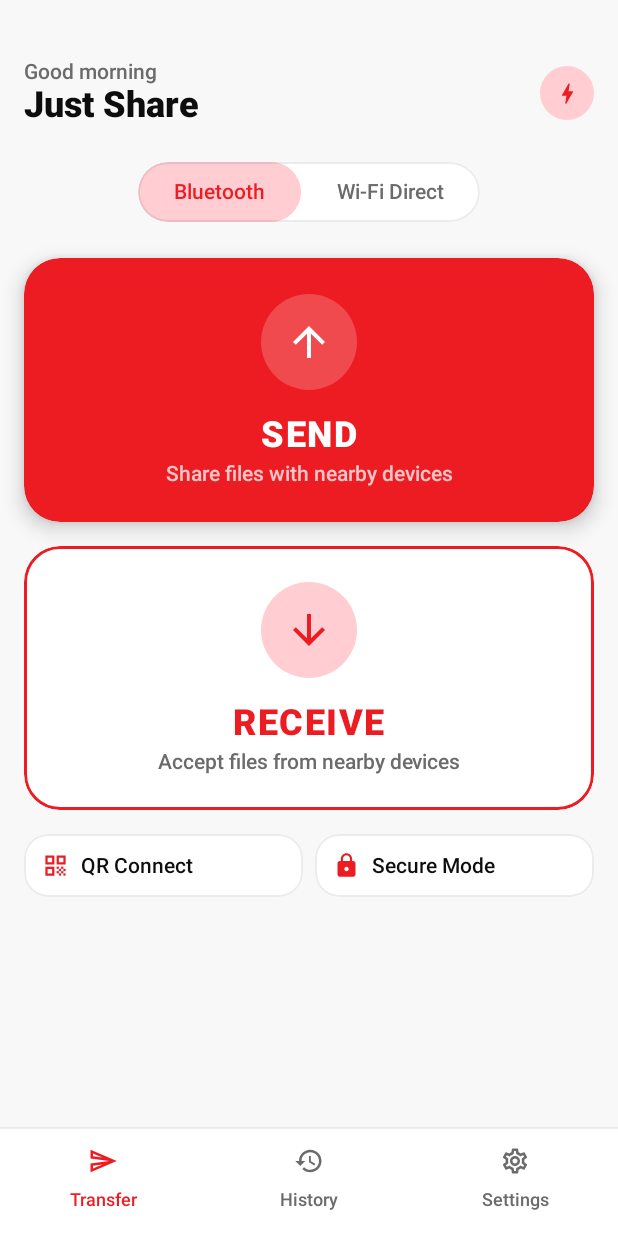
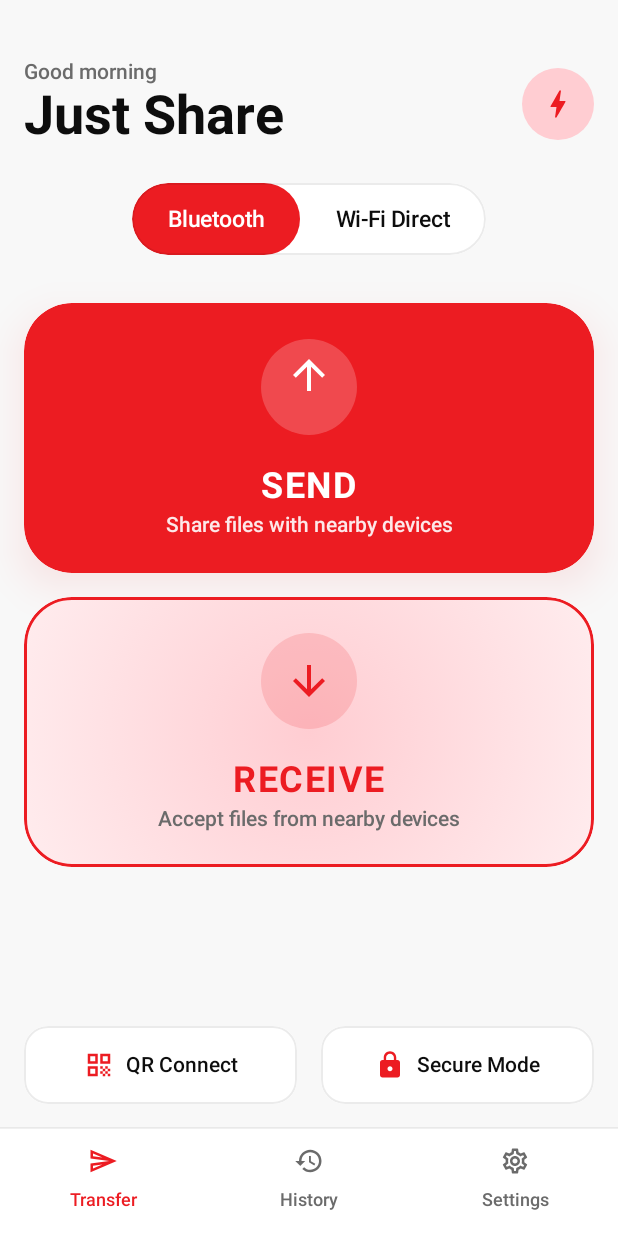
Before and after one commit to SaiDheerajPeketi/Just-Share, an Android app built with Jetpack Compose: the HomeScreen screen opened through its navigation route, on a phone screen of 412 x 824 dp. Run offline under Robolectric (Android 15) with nearby library versions, the light colour scheme and no system bars; our stand-ins replace Dagger/Hilt's generated code, Timber.

Commit message:
Redesign HomeScreen to match mockup with animated arrows and gradient shaders

```diff
--- a/app/src/main/java/com/invincible/jedishare/ui/screens/HomeScreen.kt
+++ b/app/src/main/java/com/invincible/jedishare/ui/screens/HomeScreen.kt
@@ -1,7 +1,7 @@
 package com.invincible.jedishare.ui.screens
 
 import com.invincible.jedishare.presentation.TransferViewModel
-import androidx.compose.animation.core.animateFloatAsState
+import androidx.compose.animation.core.*
 import androidx.compose.foundation.background
 import androidx.compose.foundation.border
 import androidx.compose.foundation.clickable
@@ -18,7 +18,6 @@ import androidx.compose.material.icons.filled.ArrowDownward
 import androidx.compose.material.icons.filled.ArrowUpward
 import androidx.compose.material.icons.filled.Lock
 import androidx.compose.material.icons.filled.QrCode
-import androidx.compose.material.icons.filled.Shield
 import androidx.compose.material.icons.filled.Bolt
 import androidx.compose.runtime.Composable
 import androidx.compose.runtime.getValue
@@ -29,6 +28,7 @@ import androidx.compose.ui.Alignment
 import androidx.compose.ui.Modifier
 import androidx.compose.ui.draw.clip
 import androidx.compose.ui.draw.shadow
+import androidx.compose.ui.graphics.Brush
 import androidx.compose.ui.graphics.Color
 import androidx.compose.ui.graphics.graphicsLayer
 import androidx.compose.ui.text.font.FontWeight
@@ -75,6 +75,26 @@ fun HomeScreen(
     val colors = JediShareTheme.colors
     var transferMethod by remember { mutableStateOf("bt") }
 
+    val infiniteTransition = rememberInfiniteTransition(label = "arrow_anim")
+    val upArrowOffset by infiniteTransition.animateFloat(
+        initialValue = 0f,
+        targetValue = -8f,
+        animationSpec = infiniteRepeatable(
+            animation = tween(800, easing = FastOutSlowInEasing),
+            repeatMode = RepeatMode.Reverse
+        ),
+        label = "up_arrow"
+    )
+    val downArrowOffset by infiniteTransition.animateFloat(
+        initialValue = -8f,
+        targetValue = 0f,
+        animationSpec = infiniteRepeatable(
+            animation = tween(800, easing = FastOutSlowInEasing),
+            repeatMode = RepeatMode.Reverse
+        ),
+        label = "down_arrow"
+    )
+
     Column(
         modifier = Modifier
             .fillMaxSize()
@@ -92,11 +112,11 @@ fun HomeScreen(
             ) {
                 Column {
                     Text(text = "Good morning", style = MaterialTheme.typography.body2, color = colors.mutedFg)
-                    Text(text = "Just Share", style = MaterialTheme.typography.h2, color = colors.black)
+                    Text(text = "Just Share", style = MaterialTheme.typography.h1.copy(fontWeight = FontWeight.Bold), color = colors.black)
                 }
                 Box(
                     modifier = Modifier
-                        .size(36.dp)
+                        .size(48.dp)
                         .background(colors.lightRed, CircleShape)
                         .clickable(
                             interactionSource = remember { MutableInteractionSource() },
@@ -105,7 +125,7 @@ fun HomeScreen(
                         ),
                     contentAlignment = Alignment.Center
                 ) {
-                    Icon(Icons.Default.Bolt, contentDescription = "Scan QR", tint = colors.red, modifier = Modifier.size(18.dp))
+                    Icon(Icons.Default.Bolt, contentDescription = "Scan QR", tint = colors.red, modifier = Modifier.size(24.dp))
                 }
             }
 
@@ -119,7 +139,7 @@ fun HomeScreen(
                 Row(
                     modifier = Modifier
                         .clip(RoundedCornerShape(24.dp))
-                        .background(colors.cardBg)
+                        .background(Color.White)
                         .border(1.dp, colors.border, RoundedCornerShape(24.dp))
                 ) {
                     Box(
@@ -128,11 +148,11 @@ fun HomeScreen(
                                 interactionSource = remember { MutableInteractionSource() },
                                 indication = null
                             ) { transferMethod = "bt" }
-                            .background(if (transferMethod == "bt") colors.lightRed else Color.Transparent, RoundedCornerShape(24.dp))
-                            .padding(horizontal = 24.dp, vertical = 8.dp),
+                            .background(if (transferMethod == "bt") colors.red else Color.Transparent, RoundedCornerShape(24.dp))
+                            .padding(horizontal = 24.dp, vertical = 12.dp),
                         contentAlignment = Alignment.Center
                     ) {
-                        Text("Bluetooth", color = if (transferMethod == "bt") colors.red else colors.mutedFg, fontSize = 14.sp, fontWeight = FontWeight.SemiBold)
+                        Text("Bluetooth", color = if (transferMethod == "bt") Color.White else colors.black, fontSize = 15.sp, fontWeight = FontWeight.SemiBold)
                     }
                     Box(
                         modifier = Modifier
@@ -140,16 +160,16 @@ fun HomeScreen(
                                 interactionSource = remember { MutableInteractionSource() },
                                 indication = null
                             ) { transferMethod = "wifi" }
-                            .background(if (transferMethod == "wifi") colors.lightRed else Color.Transparent, RoundedCornerShape(24.dp))
-                            .padding(horizontal = 24.dp, vertical = 8.dp),
+                            .background(if (transferMethod == "wifi") colors.red else Color.Transparent, RoundedCornerShape(24.dp))
+                            .padding(horizontal = 24.dp, vertical = 12.dp),
                         contentAlignment = Alignment.Center
                     ) {
-                        Text("Wi-Fi Direct", color = if (transferMethod == "wifi") colors.red else colors.mutedFg, fontSize = 14.sp, fontWeight = FontWeight.SemiBold)
+                        Text("Wi-Fi Direct", color = if (transferMethod == "wifi") Color.White else colors.black, fontSize = 15.sp, fontWeight = FontWeight.SemiBold)
                     }
                 }
             }
 
-            Spacer(modifier = Modifier.height(24.dp))
+            Spacer(modifier = Modifier.height(32.dp))
 
             // SEND Card
             CardButton(
@@ -159,15 +179,17 @@ fun HomeScreen(
                 },
                 modifier = Modifier
                     .fillMaxWidth()
-                    .shadow(8.dp, RoundedCornerShape(24.dp))
-                    .clip(RoundedCornerShape(24.dp))
+                    .height(180.dp)
+                    .shadow(16.dp, RoundedCornerShape(32.dp), spotColor = colors.red.copy(alpha = 0.5f))
+                    .clip(RoundedCornerShape(32.dp))
             ) {
                 Column(
                     modifier = Modifier
-                        .fillMaxWidth()
+                        .fillMaxSize()
                         .background(colors.red)
                         .padding(24.dp),
-                    horizontalAlignment = Alignment.CenterHorizontally
+                    horizontalAlignment = Alignment.CenterHorizontally,
+                    verticalArrangement = Arrangement.Center
                 ) {
                     Box(
                         modifier = Modifier
@@ -175,11 +197,16 @@ fun HomeScreen(
                             .background(Color.White.copy(alpha = 0.2f), CircleShape),
                         contentAlignment = Alignment.Center
                     ) {
-                        Icon(Icons.Default.ArrowUpward, contentDescription = null, tint = Color.White, modifier = Modifier.size(32.dp))
+                        Icon(
+                            Icons.Default.ArrowUpward,
+                            contentDescription = null,
+                            tint = Color.White,
+                            modifier = Modifier.size(32.dp).offset(y = upArrowOffset.dp)
+                        )
                     }
-                    Spacer(modifier = Modifier.height(16.dp))
-                    Text(text = "SEND", style = MaterialTheme.typography.h2, color = Color.White, letterSpacing = 1.sp)
-                    Text(text = "Share files with nearby devices", style = MaterialTheme.typography.body2, color = Color.White.copy(alpha = 0.75f), modifier = Modifier.padding(top = 4.dp))
+                    Spacer(modifier = Modifier.height(20.dp))
+                    Text(text = "SEND", style = MaterialTheme.typography.h2.copy(fontWeight = FontWeight.Bold), color = Color.White, letterSpacing = 1.sp)
+                    Text(text = "Share files with nearby devices", style = MaterialTheme.typography.body2, color = Color.White.copy(alpha = 0.9f), modifier = Modifier.padding(top = 4.dp))
                 }
             }
 
@@ -193,66 +220,85 @@ fun HomeScreen(
                 },
                 modifier = Modifier
                     .fillMaxWidth()
-                    .clip(RoundedCornerShape(24.dp))
+                    .height(180.dp)
+                    .clip(RoundedCornerShape(32.dp))
             ) {
+                // Shader gradient background for Receive card
+                val radialGradient = Brush.radialGradient(
+                    colors = listOf(colors.lightRed, Color.White),
+                    radius = 500f
+                )
+
                 Column(
                     modifier = Modifier
-                        .fillMaxWidth()
-                        .background(colors.cardBg)
-                        .border(2.dp, colors.red, RoundedCornerShape(24.dp))
+                        .fillMaxSize()
+                        .background(Color.White)
+                        .border(2.dp, colors.red, RoundedCornerShape(32.dp))
+                        .background(radialGradient)
                         .padding(24.dp),
-                    horizontalAlignment = Alignment.CenterHorizontally
+                    horizontalAlignment = Alignment.CenterHorizontally,
+                    verticalArrangement = Arrangement.Center
                 ) {
                     Box(
                         modifier = Modifier
                             .size(64.dp)
-                            .background(colors.lightRed, CircleShape),
+                            .background(colors.red.copy(alpha = 0.15f), CircleShape),
                         contentAlignment = Alignment.Center
                     ) {
-                        Icon(Icons.Default.ArrowDownward, contentDescription = null, tint = colors.red, modifier = Modifier.size(32.dp))
+                        Icon(
+                            Icons.Default.ArrowDownward,
+                            contentDescription = null,
+                            tint = colors.red,
+                            modifier = Modifier.size(32.dp).offset(y = downArrowOffset.dp)
+                        )
                     }
-                    Spacer(modifier = Modifier.height(16.dp))
-                    Text(text = "RECEIVE", style = MaterialTheme.typography.h2, color = colors.red, letterSpacing = 1.sp)
+                    Spacer(modifier = Modifier.height(20.dp))
+                    Text(text = "RECEIVE", style = MaterialTheme.typography.h2.copy(fontWeight = FontWeight.Bold), color = colors.red, letterSpacing = 1.sp)
                     Text(text = "Accept files from nearby devices", style = MaterialTheme.typography.body2, color = colors.mutedFg, modifier = Modifier.padding(top = 4.dp))
                 }
             }
 
-            Spacer(modifier = Modifier.height(16.dp))
+            Spacer(modifier = Modifier.weight(1f))
 
             // Quick actions row
-            Row(modifier = Modifier.fillMaxWidth(), horizontalArrangement = Arrangement.spacedBy(8.dp)) {
+            Row(
+                modifier = Modifier.fillMaxWidth(),
+                horizontalArrangement = Arrangement.spacedBy(16.dp)
+            ) {
                 Row(
                     modifier = Modifier
                         .weight(1f)
                         .clip(RoundedCornerShape(16.dp))
-                        .background(colors.cardBg)
+                        .background(Color.White)
                         .border(1.dp, colors.border, RoundedCornerShape(16.dp))
                         .clickable(
                             interactionSource = remember { MutableInteractionSource() },
                             indication = null,
                             onClick = { onNavigateToScreen("scan-qr") }
                         )
-                        .padding(12.dp),
+                        .padding(vertical = 16.dp, horizontal = 12.dp),
+                    horizontalArrangement = Arrangement.Center,
                     verticalAlignment = Alignment.CenterVertically
                 ) {
-                    Icon(Icons.Default.QrCode, contentDescription = null, tint = colors.red, modifier = Modifier.size(18.dp))
+                    Icon(Icons.Default.QrCode, contentDescription = null, tint = colors.red, modifier = Modifier.size(20.dp))
                     Spacer(modifier = Modifier.width(8.dp))
-                    Text("QR Connect", style = MaterialTheme.typography.body2.copy(fontWeight = FontWeight.Medium), color = colors.black, maxLines = 1)
+                    Text("QR Connect", style = MaterialTheme.typography.body2.copy(fontWeight = FontWeight.SemiBold), color = colors.black, maxLines = 1)
                 }
 
                 Row(
                     modifier = Modifier
                         .weight(1f)
                         .clip(RoundedCornerShape(16.dp))
-                        .background(colors.cardBg)
+                        .background(Color.White)
                         .border(1.dp, colors.border, RoundedCornerShape(16.dp))
                         .clickable { }
-                        .padding(12.dp),
+                        .padding(vertical = 16.dp, horizontal = 12.dp),
+                    horizontalArrangement = Arrangement.Center,
                     verticalAlignment = Alignment.CenterVertically
                 ) {
-                    Icon(Icons.Default.Lock, contentDescription = null, tint = colors.red, modifier = Modifier.size(18.dp))
+                    Icon(Icons.Default.Lock, contentDescription = null, tint = colors.red, modifier = Modifier.size(20.dp))
                     Spacer(modifier = Modifier.width(8.dp))
-                    Text("Secure Mode", style = MaterialTheme.typography.body2.copy(fontWeight = FontWeight.Medium), color = colors.black, maxLines = 1)
+                    Text("Secure Mode", style = MaterialTheme.typography.body2.copy(fontWeight = FontWeight.SemiBold), color = colors.black, maxLines = 1)
                 }
             }
         }
```
